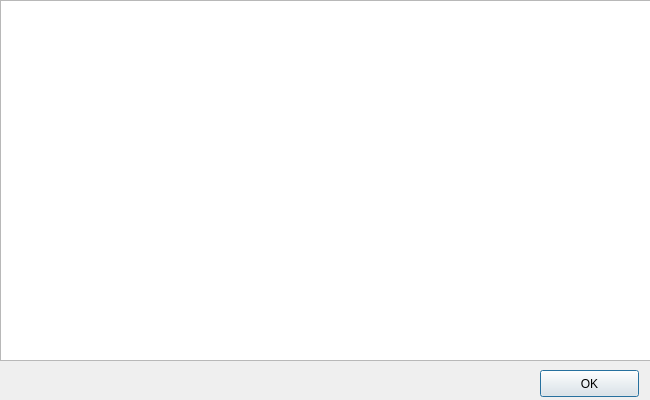
First picture: the form in csvbrowser.ui, repository nintendops/T1T2FiberAnalyzer, before the edit.
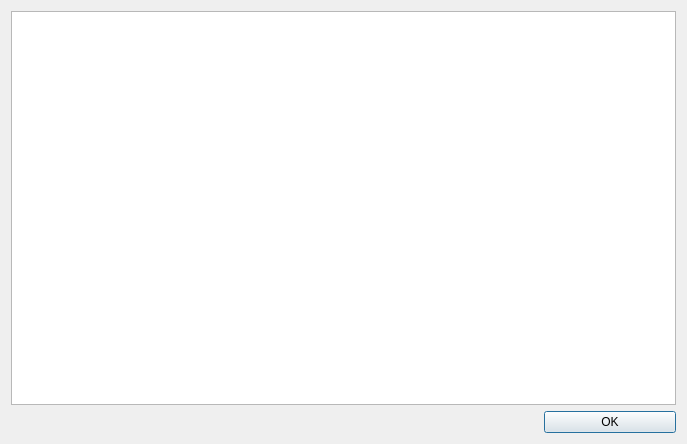
Second picture: the form after the edit.

The edit to the form file:
```diff
--- a/csvbrowser.ui
+++ b/csvbrowser.ui
@@ -6,36 +6,59 @@
    <rect>
     <x>0</x>
     <y>0</y>
-    <width>650</width>
-    <height>400</height>
+    <width>687</width>
+    <height>444</height>
    </rect>
   </property>
+  <property name="sizePolicy">
+   <sizepolicy hsizetype="Expanding" vsizetype="Expanding">
+    <horstretch>0</horstretch>
+    <verstretch>0</verstretch>
+   </sizepolicy>
+  </property>
   <property name="windowTitle">
    <string>CSV Browser</string>
   </property>
-  <widget class="QPushButton" name="CSVbrwOK">
-   <property name="geometry">
-    <rect>
-     <x>540</x>
-     <y>370</y>
-     <width>99</width>
-     <height>27</height>
-    </rect>
+  <property name="layoutDirection">
+   <enum>Qt::RightToLeft</enum>
+  </property>
+  <layout class="QVBoxLayout" name="verticalLayout">
+   <property name="sizeConstraint">
+    <enum>QLayout::SetNoConstraint</enum>
    </property>
-   <property name="text">
-    <string>OK</string>
-   </property>
-  </widget>
-  <widget class="QTableView" name="BrowseTable">
-   <property name="geometry">
-    <rect>
-     <x>0</x>
-     <y>0</y>
-     <width>651</width>
-     <height>361</height>
-    </rect>
-   </property>
-  </widget>
+   <item>
+    <widget class="QTableView" name="BrowseTable">
+     <property name="sizePolicy">
+      <sizepolicy hsizetype="Expanding" vsizetype="Expanding">
+       <horstretch>0</horstretch>
+       <verstretch>0</verstretch>
+      </sizepolicy>
+     </property>
+     <property name="layoutDirection">
+      <enum>Qt::RightToLeft</enum>
+     </property>
+    </widget>
+   </item>
+   <item>
+    <widget class="QPushButton" name="CSVbrwOK">
+     <property name="sizePolicy">
+      <sizepolicy hsizetype="Preferred" vsizetype="Preferred">
+       <horstretch>0</horstretch>
+       <verstretch>0</verstretch>
+      </sizepolicy>
+     </property>
+     <property name="maximumSize">
+      <size>
+       <width>132</width>
+       <height>16777215</height>
+      </size>
+     </property>
+     <property name="text">
+      <string>OK</string>
+     </property>
+    </widget>
+   </item>
+  </layout>
  </widget>
  <resources/>
  <connections/>
```
